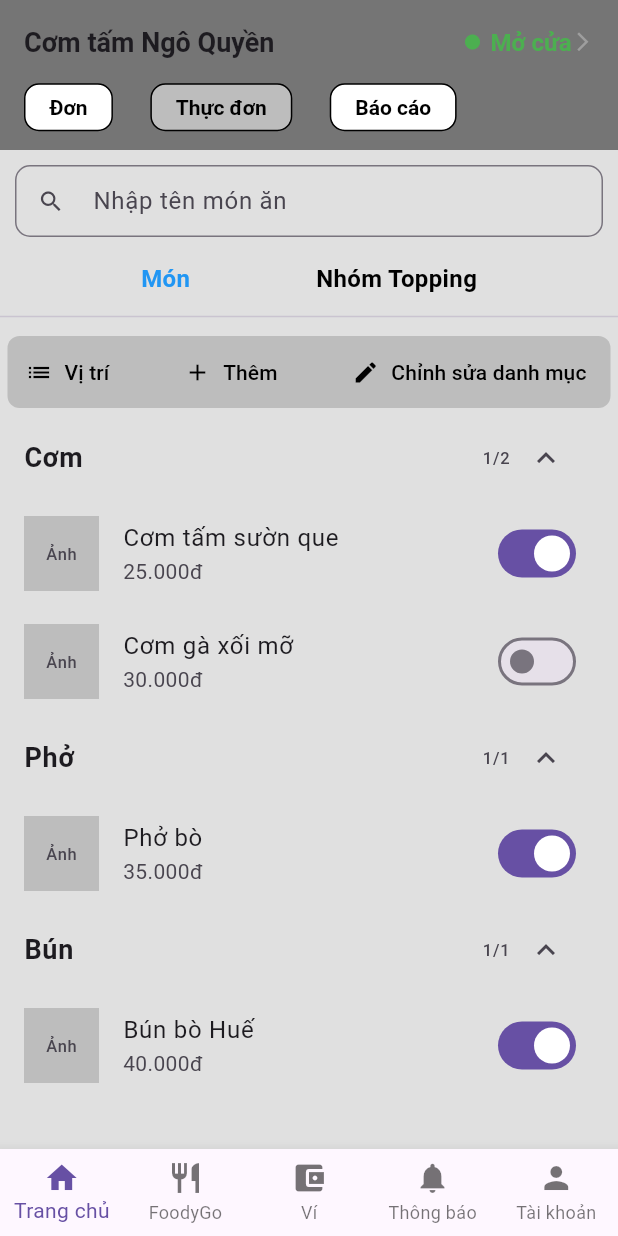
After one commit to luongle0706/FoodyGo-Mobile, a Flutter app: the RestaurantMenu screen opened by its route, on a phone screen of 412 x 824 dp. The commit adds this screen. Run offline on Flutter 3.47's test engine with Material 3 defaults, Android fonts, the phone set to English and light mode, and no system bars; our stand-ins replace firebase_auth, firebase_core, firebase_messaging, flutter_local_notifications, flutter_secure_storage, go_router and 3 more; accounts and stored records are empty; generated files the repository leaves out were written again.

Commit message:
add page S-016 (restaurant menu)

```diff
--- a/lib/main.dart
+++ b/lib/main.dart
@@ -20,6 +20,7 @@ import 'package:foodygo/view/pages/register_info.dart';
 import 'package:foodygo/view/pages/otp.dart';
 import 'package:foodygo/view/pages/register_success.dart';
 import 'package:foodygo/view/pages/restaurant_detail.dart';
+import 'package:foodygo/view/pages/restaurant_menu.dart';
 import 'package:foodygo/view/pages/topup_page.dart';
 import 'package:foodygo/view/pages/transaction_detail_detail.dart';
 import 'package:foodygo/view/pages/transfer_points_page.dart';
@@ -168,6 +169,12 @@ class Main extends StatelessWidget {
                 return MaterialPage(child: OrderHistory());
               }),
           GoRoute(
+              name: 'restaurant_menu',
+              path: '/protected/restaurant_menu',
+              pageBuilder: (context, state) {
+                return MaterialPage(child: RestaurantMenu());
+              }),
+          GoRoute(
               name: 'protected_restaurant_detail',
               path: '/protected/restaurant-detail/:id',
               pageBuilder: (context, state) {
--- /dev/null
+++ b/lib/view/pages/restaurant_menu.dart
@@ -0,0 +1,378 @@
+import 'package:flutter/material.dart';
+import 'package:foodygo/view/pages/welcome_screen.dart';
+
+class RestaurantMenu extends StatefulWidget {
+  @override
+  _RestaurantMenuState createState() => _RestaurantMenuState();
+}
+
+class _RestaurantMenuState extends State<RestaurantMenu> {
+  int selectedTab = 1; // Mặc định chọn tab Thực đơn
+
+  Map<String, dynamic> restaurant = {
+    "name": "Cơm tấm Ngô Quyền",
+    "isOpen": true, // true = open, false = close
+  };
+
+  List<Map<String, dynamic>> categorizedMenu = [
+    {
+      "title": "Cơm",
+      "isExpanded": true,
+      "items": [
+        {"name": "Cơm tấm sườn que", "price": "25.000đ", "image": "assets/comtam.png", "isAvailable": true},
+        {"name": "Cơm gà xối mỡ", "price": "30.000đ", "image": "assets/comga.png", "isAvailable": false},
+      ]
+    },
+    {
+      "title": "Phở",
+      "isExpanded": true,
+      "items": [
+        {"name": "Phở bò", "price": "35.000đ", "image": "assets/phobo.png", "isAvailable": true},
+      ]
+    },
+    {
+      "title": "Bún",
+      "isExpanded": true,
+      "items": [
+        {"name": "Bún bò Huế", "price": "40.000đ", "image": "assets/bunbo.png", "isAvailable": true},
+      ]
+    },
+  ];
+
+  List<Map<String, dynamic>> toppingGroups = [
+    {"name": "Topping 1", "description": "Mô tả topping 1"},
+    {"name": "Topping 2", "description": "Mô tả topping 2"},
+    {"name": "Topping 3", "description": "Mô tả topping 3"},
+  ];
+
+  @override
+  Widget build(BuildContext context) {
+    return Scaffold(
+      backgroundColor: Colors.grey[300],
+      appBar: AppBar(
+        backgroundColor: Colors.grey[600],
+        toolbarHeight: 100,
+        title: Column(
+          crossAxisAlignment: CrossAxisAlignment.start,
+          children: [
+            Padding(
+              padding: EdgeInsets.symmetric(vertical: 4.0),
+              child: Row(
+                mainAxisAlignment: MainAxisAlignment.spaceBetween,
+                children: [
+                  Text(
+                    restaurant["name"],
+                    style: TextStyle(fontSize: 18, fontWeight: FontWeight.bold),
+                  ),
+                  Row(
+                    children: [
+                      Icon(
+                        Icons.circle,
+                        color: restaurant["isOpen"] ? Colors.green : Colors.grey,
+                        size: 12,
+                      ),
+                      SizedBox(width: 6),
+                      Text(
+                        restaurant["isOpen"] ? "Mở cửa" : "Đóng cửa",
+                        style: TextStyle(
+                          fontSize: 16,
+                          fontWeight: FontWeight.bold,
+                          color: restaurant["isOpen"] ? Colors.green : Colors.grey,
+
+                        ),
+                      ),
+                      Icon(Icons.arrow_forward_ios, size: 15, color: Colors.grey),
+                    ],
+                  ),
+                ],
+              ),
+            ),
+            SizedBox(height: 12),
+            SizedBox(
+              width: MediaQuery.of(context).size.width * 0.7,
+              child: Row(
+                mainAxisAlignment: MainAxisAlignment.spaceBetween,
+                children: [
+                  _buildSmallButton("Đơn", 0),
+                  _buildSmallButton("Thực đơn", 1),
+                  _buildSmallButton("Báo cáo", 2),
+                ],
+              ),
+            ),
+          ],
+        ),
+      ),
+      body: Column(
+        children: [
+          Expanded(
+            child: selectedTab == 1
+                ? MenuScreen(toppingGroups: toppingGroups, categoryMenu: categorizedMenu)
+                : WelcomeScreen(),
+          ),
+        ],
+      ),
+
+      bottomNavigationBar: BottomNavigationBar(
+        type: BottomNavigationBarType.fixed,
+        items: [
+          BottomNavigationBarItem(icon: Icon(Icons.home), label: "Trang chủ"),
+          BottomNavigationBarItem(icon: Icon(Icons.restaurant), label: "FoodyGo"),
+          BottomNavigationBarItem(icon: Icon(Icons.account_balance_wallet), label: "Ví"),
+          BottomNavigationBarItem(icon: Icon(Icons.notifications), label: "Thông báo"),
+          BottomNavigationBarItem(icon: Icon(Icons.person), label: "Tài khoản"),
+        ],
+      ),
+    );
+  }
+
+  Widget buildTabButton(String title, int index) {
+    return Expanded(
+      child: InkWell(
+        onTap: () {
+          setState(() {
+            selectedTab = index;
+          });
+        },
+        child: Container(
+          padding: EdgeInsets.symmetric(vertical: 12),
+          decoration: BoxDecoration(
+            color: selectedTab == index ? Colors.grey[400] : Colors.transparent,
+            border: Border(
+              bottom: BorderSide(
+                color: selectedTab == index ? Colors.black : Colors.transparent,
+                width: 2,
+              ),
+            ),
+          ),
+          alignment: Alignment.center,
+          child: Text(
+            title,
+            style: TextStyle(
+              fontSize: 16,
+              fontWeight: FontWeight.bold,
+              color: Colors.black,
+            ),
+          ),
+        ),
+      ),
+    );
+  }
+
+  Widget _buildSmallButton(String title, int index) {
+    return GestureDetector(
+      onTap: () {
+        setState(() {
+          selectedTab = index;
+        });
+      },
+      child: Container(
+        padding: EdgeInsets.symmetric(vertical: 6, horizontal: 16),
+        decoration: BoxDecoration(
+          color: selectedTab == index ? Colors.grey[400] : Colors.white,
+          borderRadius: BorderRadius.circular(10),
+          border: Border.all(color: Colors.black, width: 1),
+        ),
+        child: Text(
+          title,
+          style: TextStyle(
+            fontSize: 14,
+            fontWeight: FontWeight.bold,
+            color: Colors.black,
+          ),
+        ),
+      ),
+    );
+  }
+
+}
+
+// Widget riêng cho Tab Thực đơn
+class MenuScreen extends StatefulWidget {
+
+  final List<Map<String, dynamic>> toppingGroups;
+  final List<Map<String, dynamic>> categoryMenu;
+
+  MenuScreen({required this.toppingGroups, required this.categoryMenu});
+
+  @override
+  _MenuScreenState createState() => _MenuScreenState();
+}
+
+class _MenuScreenState extends State<MenuScreen> {
+  int selectedTab = 0; // 0: Món, 1: Nhóm Topping
+  String searchQuery = "";
+
+  @override
+  Widget build(BuildContext context) {
+
+    List<Map<String, dynamic>> filter = widget.categoryMenu.map((category) {
+      List<Map<String, dynamic>> filteredItems = (category["items"] as List<dynamic>)
+          .cast<Map<String, dynamic>>()
+          .where((item) => item["name"].toLowerCase().contains(searchQuery.toLowerCase()))
+          .toList();
+
+      return {
+        "title": category["title"],
+        "isExpanded": category["isExpanded"],
+        "items": filteredItems,
+      };
+    }).where((category) => category["items"].isNotEmpty).toList();
+
+    return Column(
+      children: [
+        Padding(
+          padding: EdgeInsets.all(10),
+          child: TextField(
+            onChanged: (value) {
+              setState(() {
+                searchQuery = value;
+              });
+            },
+            decoration: InputDecoration(
+              hintText: "Nhập tên món ăn",
+              prefixIcon: Icon(Icons.search),
+              border: OutlineInputBorder(borderRadius: BorderRadius.circular(10)),
+              isDense: true,
+              contentPadding: EdgeInsets.symmetric(vertical: 10, horizontal: 12),
+            ),
+          ),
+        ),
+        // Thanh menu
+        Padding(
+          padding: EdgeInsets.symmetric(horizontal: 10, vertical: 6),
+          child: Row(
+            mainAxisAlignment: MainAxisAlignment.spaceEvenly,
+            children: [
+              GestureDetector(
+                onTap: () => setState(() => selectedTab = 0),
+                child: Text(
+                  "Món",
+                  style: TextStyle(
+                    fontSize: 16,
+                    fontWeight: FontWeight.bold,
+                    color: selectedTab == 0 ? Colors.blue : Colors.black,
+                  ),
+                ),
+              ),
+              GestureDetector(
+                onTap: () => setState(() => selectedTab = 1),
+                child: Text(
+                  "Nhóm Topping",
+                  style: TextStyle(
+                    fontSize: 16,
+                    fontWeight: FontWeight.bold,
+                    color: selectedTab == 1 ? Colors.blue : Colors.black,
+                  ),
+                ),
+              ),
+            ],
+          ),
+        ),
+        Divider(),
+
+        Container(
+          margin: EdgeInsets.symmetric(horizontal: 5, vertical: 5),
+          // padding: EdgeInsets.symmetric(vertical: 8, horizontal: 12),
+          decoration: BoxDecoration(
+            color: Colors.grey[400],
+            borderRadius: BorderRadius.circular(8),
+          ),
+          child: Row(
+            mainAxisAlignment: MainAxisAlignment.spaceBetween,
+            children: [
+              TextButton.icon(
+                onPressed: () {
+                  // Xử lý khi nhấn nút Vị trí
+                },
+                icon: Icon(Icons.list, color: Colors.black),
+                label: Text("Vị trí", style: TextStyle(color: Colors.black)),
+              ),
+              TextButton.icon(
+                onPressed: () {
+                  // Xử lý khi nhấn nút Thêm
+                },
+                icon: Icon(Icons.add, color: Colors.black),
+                label: Text("Thêm", style: TextStyle(color: Colors.black)),
+              ),
+              TextButton.icon(
+                onPressed: () {
+                  // Xử lý khi nhấn nút Chỉnh sửa danh mục
+                },
+                icon: Icon(Icons.edit, color: Colors.black),
+                label: Text("Chỉnh sửa danh mục", style: TextStyle(color: Colors.black)),
+              ),
+            ],
+          ),
+        ),
+
+        // Nội dung dựa theo tab
+        Expanded(
+          child: ListView.builder(
+            itemCount: selectedTab == 0 ? filter.length : widget.toppingGroups.length,
+            itemBuilder: (context, categoryIndex) {
+              if (selectedTab == 0) {
+                var category = filter[categoryIndex];
+                return Column(
+                  children: [
+                    ListTile(
+                      title: Text(
+                        category["title"],
+                        style: TextStyle(fontSize: 18, fontWeight: FontWeight.bold),
+                      ),
+                      trailing: Row(
+                        mainAxisSize: MainAxisSize.min,
+                        children: [
+                          Text("${category["items"].where((item) => item["isAvailable"] == true).length}/${category["items"].length}"),
+                          IconButton(
+                            icon: Icon(category["isExpanded"] ? Icons.expand_less : Icons.expand_more),
+                            onPressed: () {
+                              setState(() {
+                                int originalIndex = widget.categoryMenu.indexWhere((cat) => cat["title"] == category["title"]);
+                                if (originalIndex != -1) {
+                                  widget.categoryMenu[originalIndex]["isExpanded"] = !widget.categoryMenu[originalIndex]["isExpanded"];
+                                }
+                              });
+                            },
+                          ),
+                        ],
+                      ),
+                    ),
+                    if (category["isExpanded"])
+                      Column(
+                        children: category["items"].map<Widget>((item) {
+                          return ListTile(
+                            leading: Container(
+                              width: 50,
+                              height: 50,
+                              color: Colors.grey[400],
+                              child: Center(child: Text("Ảnh")),
+                            ),
+                            title: Text(item["name"]),
+                            subtitle: Text(item["price"]),
+                            trailing: Switch(
+                              value: item["isAvailable"],
+                              onChanged: (value) {
+                                setState(() {
+                                  item["isAvailable"] = value;
+                                });
+                              },
+                            ),
+                          );
+                        }).toList(),
+                      ),
+                  ],
+                );
+              } else {
+                var item = widget.toppingGroups[categoryIndex];
+                return ListTile(
+                  title: Text(item["name"]),
+                  subtitle: Text("Số lượng topping: ${item["count"]}"),
+                );
+              }
+            },
+          ),
+        ),
+      ],
+    );
+  }
+}
```
